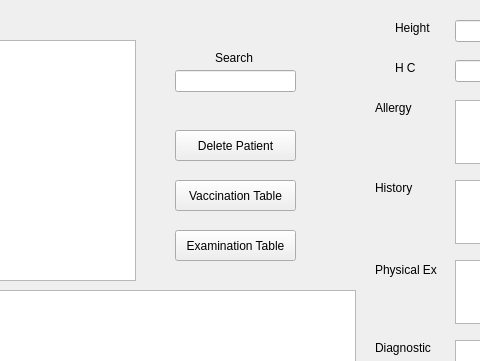
This is calculations/gui.ui in mohibfd/Doctor-Project as Qt 5 draws it before an edit; both pictures show x 655 to 1135 and y 0 to 361 of the 1380 by 698 pixel window. The edited form follows.
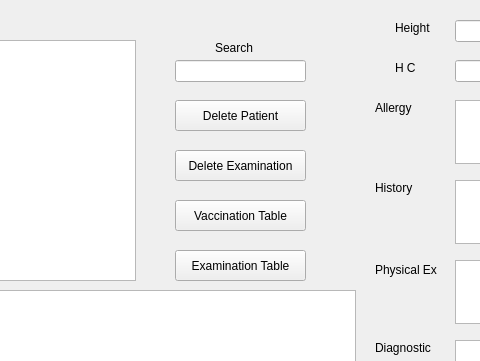
This is the edited form.

Commit message: can now delete examinations

The edit to the form file:
```diff
--- a/calculations/gui.ui
+++ b/calculations/gui.ui
@@ -418,8 +418,8 @@
    <property name="geometry">
     <rect>
      <x>830</x>
-     <y>130</y>
-     <width>121</width>
+     <y>100</y>
+     <width>131</width>
      <height>31</height>
     </rect>
    </property>
@@ -431,8 +431,8 @@
    <property name="geometry">
     <rect>
      <x>830</x>
-     <y>180</y>
-     <width>121</width>
+     <y>200</y>
+     <width>131</width>
      <height>31</height>
     </rect>
    </property>
@@ -454,7 +454,7 @@
    <property name="geometry">
     <rect>
      <x>870</x>
-     <y>50</y>
+     <y>40</y>
      <width>51</width>
      <height>16</height>
     </rect>
@@ -467,8 +467,8 @@
    <property name="geometry">
     <rect>
      <x>830</x>
-     <y>70</y>
-     <width>121</width>
+     <y>60</y>
+     <width>131</width>
      <height>22</height>
     </rect>
    </property>
@@ -877,8 +877,8 @@
    <property name="geometry">
     <rect>
      <x>830</x>
-     <y>230</y>
-     <width>121</width>
+     <y>250</y>
+     <width>131</width>
      <height>31</height>
     </rect>
    </property>
@@ -886,6 +886,19 @@
     <string>Examination Table</string>
    </property>
   </widget>
+  <widget class="QPushButton" name="deleteExaminationButton">
+   <property name="geometry">
+    <rect>
+     <x>830</x>
+     <y>150</y>
+     <width>131</width>
+     <height>31</height>
+    </rect>
+   </property>
+   <property name="text">
+    <string>Delete Examination</string>
+   </property>
+  </widget>
  </widget>
  <resources/>
  <connections/>
```
Left out of the diff: 5 changed lines with no effect on the pictures. The commit also changes 1 other file.
